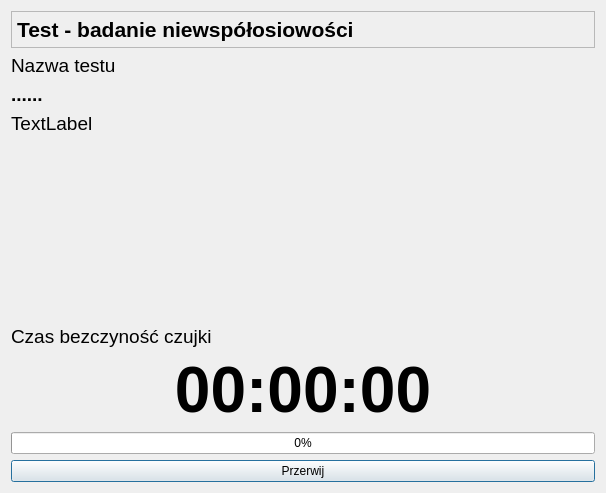
Old version of the form CzujkiLinioweApp/oknoczekaniabadaniekatowe.ui in the repository wiacekmarcin/CzujkiLiniowe.
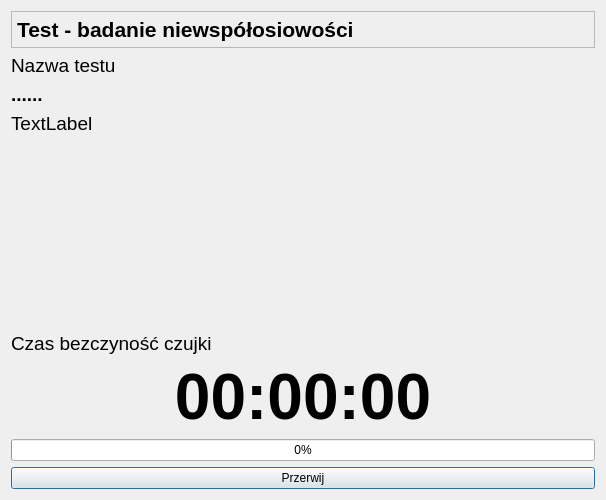
New version of the form.

Diff of the .ui file:
```diff
--- a/CzujkiLinioweApp/oknoczekaniabadaniekatowe.ui
+++ b/CzujkiLinioweApp/oknoczekaniabadaniekatowe.ui
@@ -7,9 +7,21 @@
     <x>0</x>
     <y>0</y>
     <width>606</width>
-    <height>493</height>
+    <height>500</height>
    </rect>
   </property>
+  <property name="minimumSize">
+   <size>
+    <width>600</width>
+    <height>500</height>
+   </size>
+  </property>
+  <property name="maximumSize">
+   <size>
+    <width>1920</width>
+    <height>1200</height>
+   </size>
+  </property>
   <property name="windowTitle">
    <string>Parametry Testu - oczekiwanie na stabilizację czujki</string>
   </property>
@@ -136,6 +148,7 @@
      <property name="font">
       <font>
        <pointsize>48</pointsize>
+       <weight>75</weight>
        <bold>true</bold>
       </font>
      </property>
```
Left out of the diff: 2 changed lines with no effect on the pictures.
